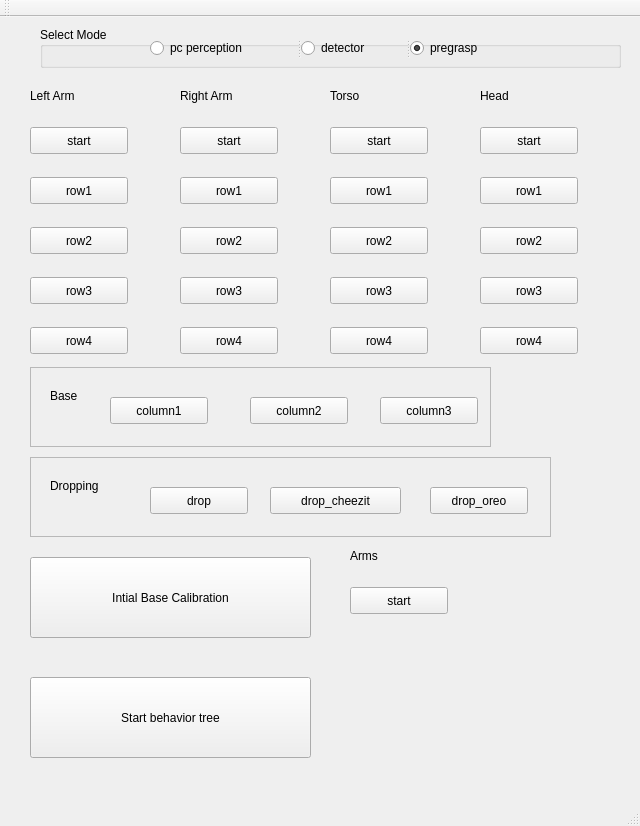
Qt form rqt_amazon_challenge/resource/pr2amazonchallenge.ui (CoffeRobot/amazon_challenge) before a commit.
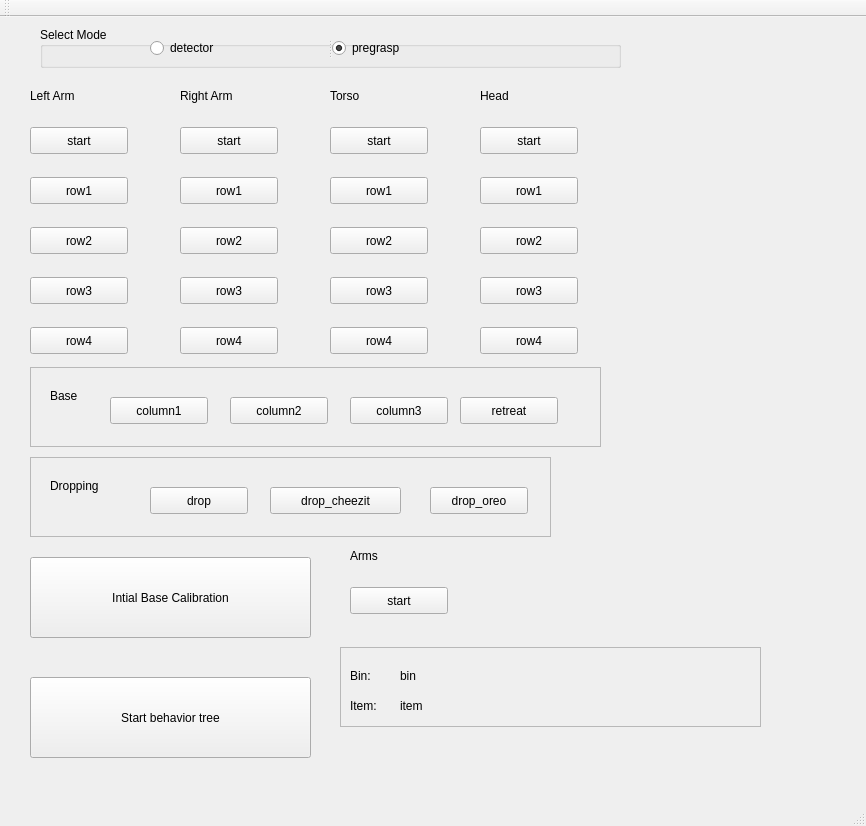
The same form after that commit.

Commit message: GUI: added retreat base and showing of current task bin/item

Patch:
```diff
--- a/rqt_amazon_challenge/resource/pr2amazonchallenge.ui
+++ b/rqt_amazon_challenge/resource/pr2amazonchallenge.ui
@@ -6,7 +6,7 @@
    <rect>
     <x>0</x>
     <y>0</y>
-    <width>640</width>
+    <width>866</width>
     <height>826</height>
    </rect>
   </property>
@@ -266,7 +266,7 @@
      <rect>
       <x>30</x>
       <y>350</y>
-      <width>461</width>
+      <width>571</width>
       <height>80</height>
      </rect>
     </property>
@@ -305,7 +305,7 @@
     <widget class="QPushButton" name="base_col_2_pos_button">
      <property name="geometry">
       <rect>
-       <x>220</x>
+       <x>200</x>
        <y>30</y>
        <width>98</width>
        <height>27</height>
@@ -318,7 +318,7 @@
     <widget class="QPushButton" name="base_col_3_pos_button">
      <property name="geometry">
       <rect>
-       <x>350</x>
+       <x>320</x>
        <y>30</y>
        <width>98</width>
        <height>27</height>
@@ -328,6 +328,19 @@
       <string>column3</string>
      </property>
     </widget>
+    <widget class="QPushButton" name="base_retreat_button">
+     <property name="geometry">
+      <rect>
+       <x>430</x>
+       <y>30</y>
+       <width>98</width>
+       <height>27</height>
+      </rect>
+     </property>
+     <property name="text">
+      <string>retreat</string>
+     </property>
+    </widget>
    </widget>
    <widget class="QLabel" name="label_5">
     <property name="geometry">
@@ -392,11 +405,6 @@
      <property name="orientation">
       <enum>Qt::Horizontal</enum>
      </property>
-     <widget class="QRadioButton" name="pc_perception_button">
-      <property name="text">
-       <string>pc perception</string>
-      </property>
-     </widget>
      <widget class="QRadioButton" name="detector_button">
       <property name="text">
        <string>detector</string>
@@ -561,6 +569,74 @@
      <string>Start behavior tree</string>
     </property>
    </widget>
+   <widget class="QFrame" name="frame_3">
+    <property name="geometry">
+     <rect>
+      <x>340</x>
+      <y>630</y>
+      <width>421</width>
+      <height>80</height>
+     </rect>
+    </property>
+    <property name="frameShape">
+     <enum>QFrame::StyledPanel</enum>
+    </property>
+    <property name="frameShadow">
+     <enum>QFrame::Raised</enum>
+    </property>
+    <widget class="QLabel" name="item_label">
+     <property name="geometry">
+      <rect>
+       <x>60</x>
+       <y>50</y>
+       <width>341</width>
+       <height>17</height>
+      </rect>
+     </property>
+     <property name="text">
+      <string>item</string>
+     </property>
+    </widget>
+    <widget class="QLabel" name="label_9">
+     <property name="geometry">
+      <rect>
+       <x>10</x>
+       <y>50</y>
+       <width>66</width>
+       <height>17</height>
+      </rect>
+     </property>
+     <property name="text">
+      <string>Item:</string>
+     </property>
+    </widget>
+    <widget class="QLabel" name="bin_label">
+     <property name="geometry">
+      <rect>
+       <x>60</x>
+       <y>20</y>
+       <width>66</width>
+       <height>17</height>
+      </rect>
+     </property>
+     <property name="text">
+      <string>bin</string>
+     </property>
+    </widget>
+    <widget class="QLabel" name="label_8">
+     <property name="geometry">
+      <rect>
+       <x>10</x>
+       <y>20</y>
+       <width>66</width>
+       <height>17</height>
+      </rect>
+     </property>
+     <property name="text">
+      <string>Bin:</string>
+     </property>
+    </widget>
+   </widget>
   </widget>
   <widget class="QToolBar" name="mainToolBar">
    <attribute name="toolBarArea">
```
Left out of the diff: 2 changed lines with no effect on the pictures. The commit also changes 1 other file.
